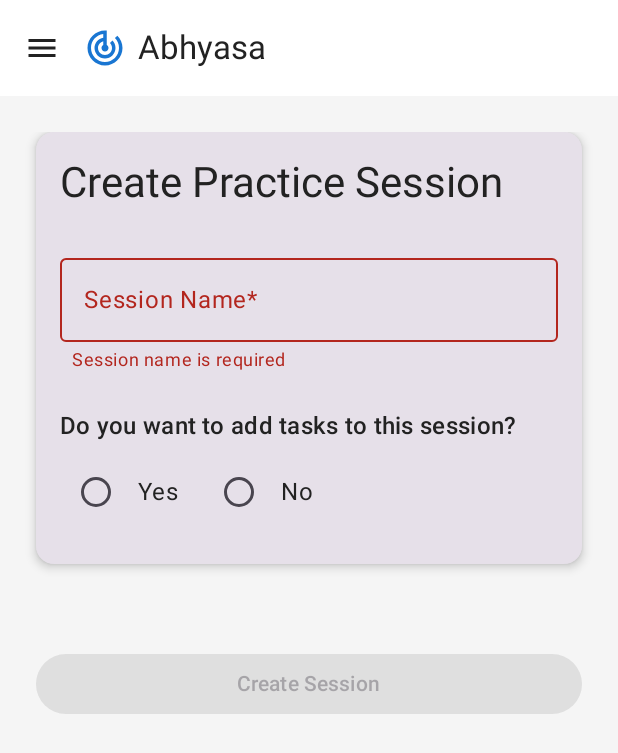
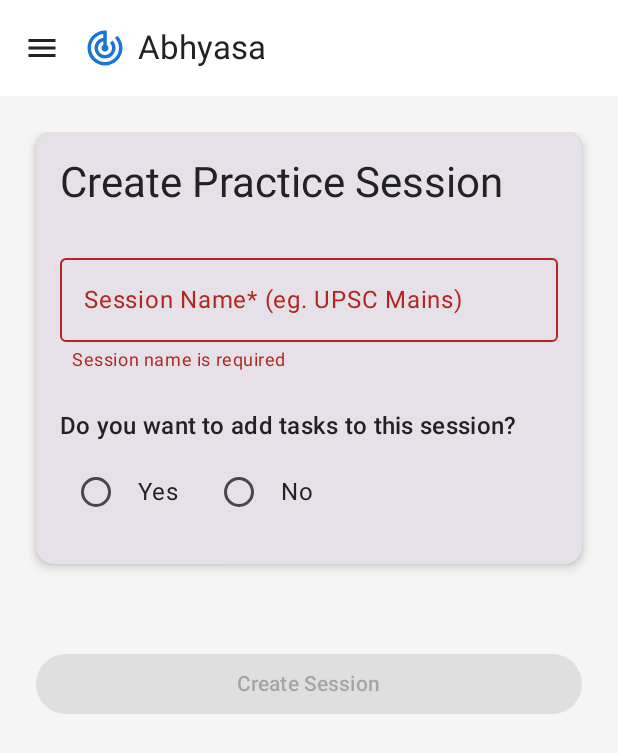
Before and after one commit to prateekkarna/ExamPracticeHelper, an Android app built with Jetpack Compose: the CreateSessionScreen screen opened through its navigation route, on a phone screen of 412 x 824 dp. Shown: the top 753 px of the screen. Run offline under Robolectric (Android 15) with nearby library versions, the phone set to English and light mode, and no system bars; our stand-ins replace Dagger/Hilt's generated code, Room's generated code.

Commit message:
final version of app.

```diff
--- a/app/src/main/java/com/example/exampractisehelper/ui/components/AddSubtaskComponent.kt
+++ b/app/src/main/java/com/example/exampractisehelper/ui/components/AddSubtaskComponent.kt
@@ -25,7 +25,7 @@ fun AddSubtaskComponent(
             OutlinedTextField(
                 value = subtaskName,
                 onValueChange = onSubtaskNameChange,
-                label = { Text("Subtask Name") },
+                label = { Text("Subtask Name* (eg. Intro , Conclusion)") },
                 singleLine = true,
                 modifier = Modifier.weight(1f)
             )
--- a/app/src/main/java/com/example/exampractisehelper/ui/components/AddTaskComponent.kt
+++ b/app/src/main/java/com/example/exampractisehelper/ui/components/AddTaskComponent.kt
@@ -21,7 +21,7 @@ fun AddTaskComponent(
         OutlinedTextField(
             value = taskName,
             onValueChange = onTaskNameChange,
-            label = { Text("Task Name*") },
+            label = { Text("Task Name* (eg. Essay)") },
             singleLine = true,
             modifier = Modifier.weight(1f)
         )
--- a/app/src/main/java/com/example/exampractisehelper/ui/screens/about/AboutScreen.kt
+++ b/app/src/main/java/com/example/exampractisehelper/ui/screens/about/AboutScreen.kt
@@ -31,7 +31,7 @@ fun AboutScreen() {
                     style = MaterialTheme.typography.bodyLarge
                 )
                 Spacer(Modifier.height(24.dp))
-                Text("Developed by Your Name", style = MaterialTheme.typography.bodySmall)
+                Text("Developed by Pride Of Mithila", style = MaterialTheme.typography.bodySmall)
                 Text("© 2025", style = MaterialTheme.typography.bodySmall)
             }
         }
--- a/app/src/main/java/com/example/exampractisehelper/ui/screens/createSession/CreateSessionScreen.kt
+++ b/app/src/main/java/com/example/exampractisehelper/ui/screens/createSession/CreateSessionScreen.kt
@@ -105,7 +105,7 @@ fun CreateSessionScreen(
                         OutlinedTextField(
                             value = sessionName,
                             onValueChange = { sessionName = it },
-                            label = { Text("Session Name*") },
+                            label = { Text("Session Name* (eg. UPSC Mains)") },
                             isError = sessionName.isEmpty(),
                             singleLine = true,
                             modifier = Modifier.fillMaxWidth()
--- a/app/src/main/java/com/example/exampractisehelper/ui/screens/createSession/components/AddSubtaskComponent.kt
+++ b/app/src/main/java/com/example/exampractisehelper/ui/screens/createSession/components/AddSubtaskComponent.kt
@@ -30,7 +30,7 @@ fun AddSubtaskComponent(
             OutlinedTextField(
                 value = subtaskName,
                 onValueChange = onSubtaskNameChange,
-                label = { Text("Subtask Name") },
+                label = { Text("Subtask Name* (eg. Intro, Conclusion)") },
                 singleLine = true,
                 modifier = Modifier.weight(1f)
             )
--- a/app/src/main/java/com/example/exampractisehelper/ui/screens/createSession/components/AddTaskComponent.kt
+++ b/app/src/main/java/com/example/exampractisehelper/ui/screens/createSession/components/AddTaskComponent.kt
@@ -67,7 +67,7 @@ fun AddTaskComponent(
             OutlinedTextField(
                 value = taskName,
                 onValueChange = onTaskNameChange,
-                label = { Text("Task Name*") },
+                label = { Text("Task Name* (eg, Essay)") },
                 singleLine = true,
                 modifier = Modifier.weight(1f)
             )
```
